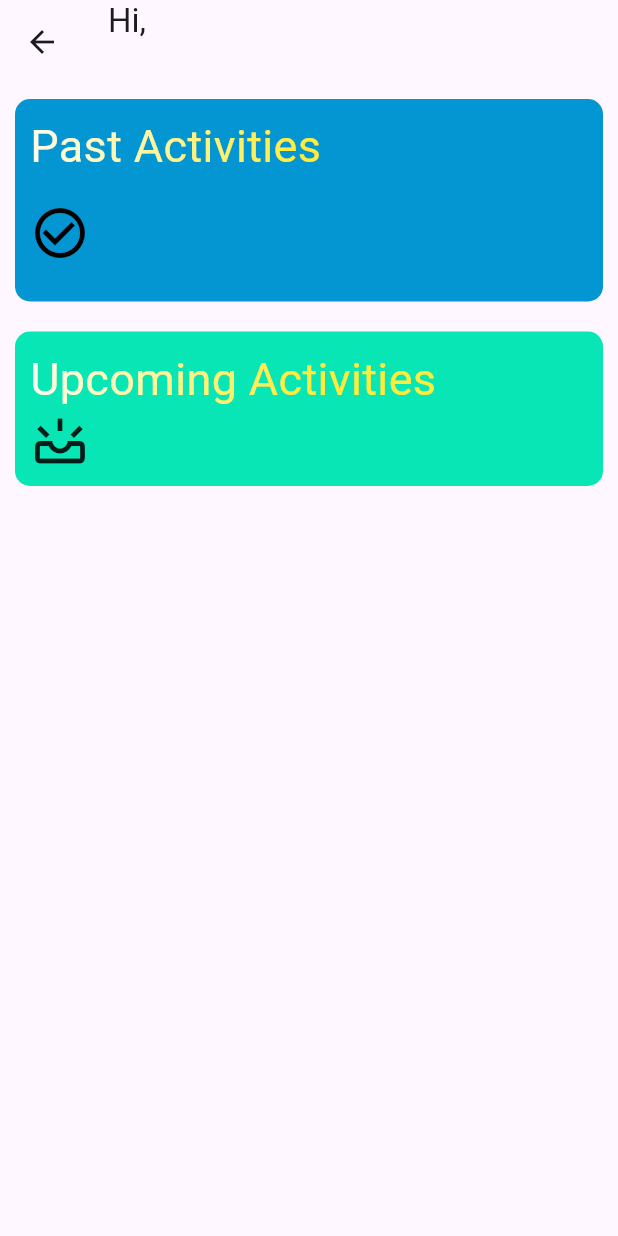
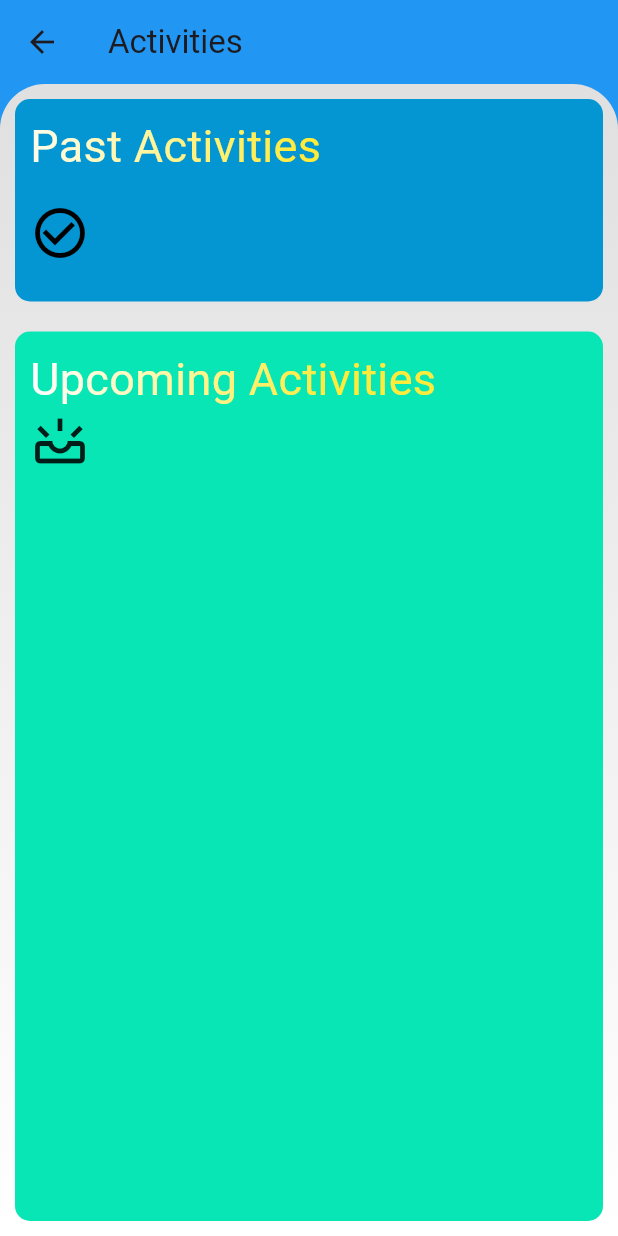
Before and after one commit to BasantaPoudel/feedback-flow-ai, a Flutter app: the ActScreen screen opened directly, on a phone screen of 412 x 824 dp. Run offline on Flutter 3.47's test engine with Material 3 defaults, Android fonts, the phone set to English and light mode, and no system bars; our stand-ins replace bloc, cloud_firestore, firebase_auth, firebase_core, fl_chart, flutter_bloc and 1 more; missing offline and left inert: firebase_ui_auth, material_color_gen; accounts and stored records are empty.

Commit message:
Add Scrollable Upcoming Activities

```diff
--- a/lib/cubits/home_screen/home_screen_cubit.dart
+++ b/lib/cubits/home_screen/home_screen_cubit.dart
@@ -1,9 +1,8 @@
 import 'package:bloc/bloc.dart';
-import 'package:feedback_flow/auth_gate.dart';
 import 'package:feedback_flow/cubits/home_screen/home_screen_state.dart';
 import 'package:feedback_flow/repository/user_repository.dart';
 import 'package:feedback_flow/screens/act_screen.dart';
-import 'package:feedback_flow/screens/database_screen.dart';
+import 'package:feedback_flow/screens/presenters_screen.dart';
 import 'package:feedback_flow/screens/welcome_screen.dart';
 import 'package:firebase_ui_auth/firebase_ui_auth.dart';
 import 'package:flutter/material.dart';
@@ -20,18 +19,18 @@ class HomeScreenCubit extends Cubit<HomeScreenState> {
     const Stats(),
     ProfileScreen(
       appBar: AppBar(
-        title: const Text('User Profile'),
+        title: const Text('Test Profile'),
       ),
-      actions: [
-        SignedOutAction((context) {
-          Navigator.pushReplacement(
-            context,
-            MaterialPageRoute(
-              builder: (context) => const AuthGate(),
-            ),
-          );
-        })
-      ],
+      // actions: [
+      //   SignedOutAction((context) {
+      //     Navigator.pushReplacement(
+      //       context,
+      //       MaterialPageRoute(
+      //         builder: (context) => const AuthGate(),
+      //       ),
+      //     );
+      //   })
+      // ],
       children: const [
         Divider(),
       ],
--- a/lib/screens/act_screen.dart
+++ b/lib/screens/act_screen.dart
@@ -4,6 +4,7 @@ import 'package:feedback_flow/cubits/home_screen/home_screen_cubit.dart';
 import 'package:feedback_flow/cubits/home_screen/home_screen_state.dart';
 import 'package:feedback_flow/models/activity.dart';
 import 'package:feedback_flow/repository/user_repository.dart';
+import 'package:feedback_flow/screens/activities_screen/add_activity.dart';
 import 'package:feedback_flow/screens/activities_screen/past_activities.dart';
 import 'package:feedback_flow/screens/activities_screen/upcoming_activities.dart';
 import 'package:flutter/material.dart';
@@ -33,19 +34,26 @@ class _ActScreenState extends State<ActScreen> {
 
       return Scaffold(
         appBar: AppBar(
-          title: Column(
-              crossAxisAlignment: CrossAxisAlignment.start,
-              children: [
-                const Text('Hi, '),
-                Text(userrepo.user?.displayName ?? 'User')
-              ]),
+          backgroundColor: Colors.blue,
+          title: const Text('Activities'),
         ),
+        backgroundColor: Colors.blue,
         body: Container(
-          // color: Color.fromRGBO(133, 196, 223, 1),
+          decoration: BoxDecoration(
+            gradient: LinearGradient(
+              begin: Alignment.topCenter,
+              end: Alignment.bottomCenter,
+              colors: [Colors.grey.shade300, Colors.white],
+            ),
+            borderRadius: BorderRadius.only(
+                topLeft: Radius.circular(30), topRight: Radius.circular(30)),
+          ),
           child: Column(
             children: [
               PastActivities(activitiesList: activitiesList ?? []),
-              UpcomingActivities(activitiesList: activitiesList ?? [])
+              Expanded(
+                  child:
+                      UpcomingActivities(activitiesList: activitiesList ?? []))
             ],
           ),
         ),
@@ -54,7 +62,11 @@ class _ActScreenState extends State<ActScreen> {
           if (userState is TeacherLoggedInState) {
             return FloatingActionButton(
               onPressed: () {
-                Navigator.pushNamed(context, '/add_activity');
+                Navigator.push(
+                    context,
+                    MaterialPageRoute(
+                      builder: (context) => AddActivity(),
+                    ));
               },
               child: const Icon(Icons.add),
             );
--- a/lib/screens/activities_screen/upcoming_activities.dart
+++ b/lib/screens/activities_screen/upcoming_activities.dart
@@ -30,6 +30,8 @@ class _UpcomingActivitiesState extends State<UpcomingActivities> {
               color: Color.fromRGBO(9, 230, 182, 1),
               borderRadius: BorderRadius.all(Radius.circular(10.0)),
             ),
+            child: SingleChildScrollView(
+                scrollDirection: Axis.vertical,
                 child: Column(
                   mainAxisSize: MainAxisSize.min,
                   crossAxisAlignment: CrossAxisAlignment.stretch,
@@ -47,7 +49,8 @@ class _UpcomingActivitiesState extends State<UpcomingActivities> {
                     Row(mainAxisAlignment: MainAxisAlignment.start, children: [
                       const Icon(Icons.upcoming_outlined, size: 40),
                       ListBuilderUpcoming(activitiesList: widget.activitiesList)
-                  ]),
-                ])));
+                    ])
+                  ],
+                ))));
   }
 }
```
Also changed, not shown: lib/screens/activities_screen/list_builder_upcoming.dart (+6 -7 lines), lib/screens/welcome_screen.dart (+4 -4 lines), lib/screens/presenters_screen.dart (renamed from lib/screens/database_screen.dart). Lines whose indentation alone changed are shown as unchanged.
